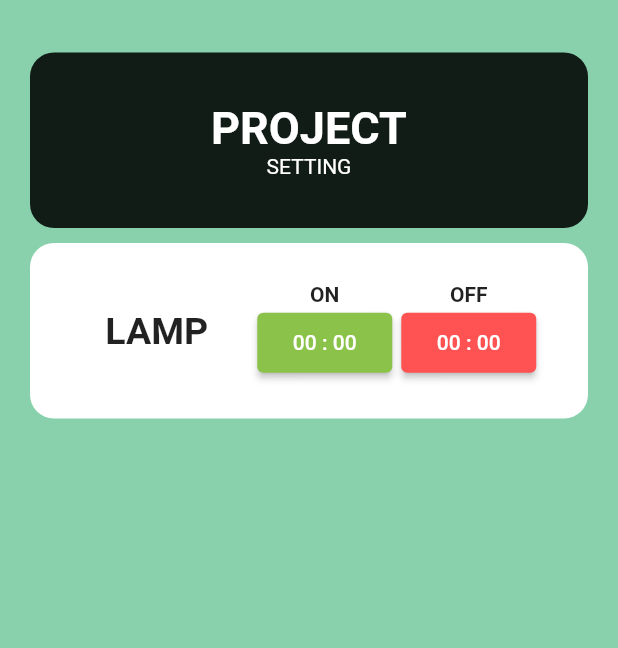
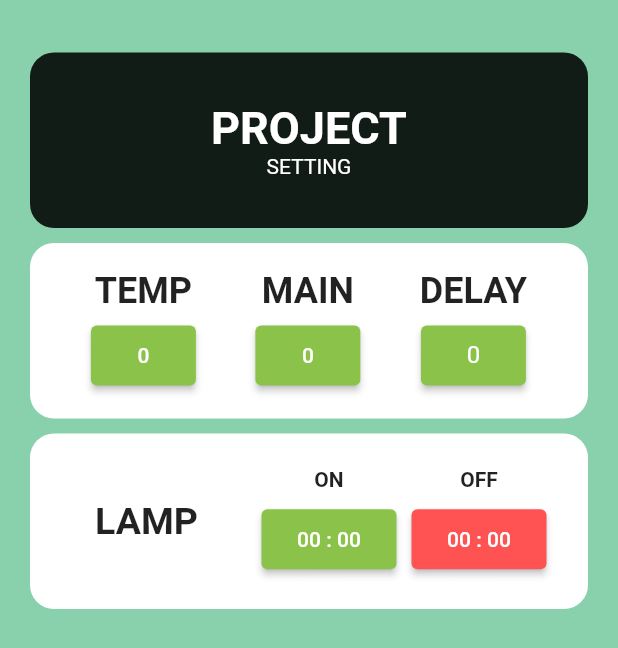
Before and after one commit to Bukharney/Fishcare, a Flutter app: the SettingsView screen opened directly, on a phone screen of 412 x 824 dp. Shown: the top 648 px of the screen. Run offline on Flutter 3.47's test engine with Material 2 defaults, Android fonts, the light colour scheme and no system bars; our stand-ins replace curved_navigation_bar, firebase_auth, firebase_core, firebase_database, fluttertoast, syncfusion_flutter_gauges and 1 more; accounts and stored records are empty.

Commit message:
final-30-6

```diff
--- a/lib/views/profile_view.dart
+++ b/lib/views/profile_view.dart
@@ -100,7 +100,7 @@ class _ProfileViewState extends State<ProfileView> {
                           borderRadius: BorderRadius.circular(16)),
                       child: Center(
                         child: Column(
-                          mainAxisAlignment: MainAxisAlignment.center,
+                          mainAxisAlignment: MainAxisAlignment.spaceEvenly,
                           children: [
                             Text(
                               'ACCOUNT',
@@ -109,7 +109,6 @@ class _ProfileViewState extends State<ProfileView> {
                                   fontWeight: FontWeight.bold,
                                   color: Colors.black),
                             ),
-                            SizedBox(height: 10),
                             ElevatedButton(
                               style: ElevatedButton.styleFrom(
                                   minimumSize: Size(200, 40),
@@ -244,7 +243,6 @@ class _ProfileViewState extends State<ProfileView> {
                               },
                               child: Text('CHANGE PASSWORD'),
                             ),
-                            SizedBox(height: 10),
                             ElevatedButton(
                               style: ElevatedButton.styleFrom(
                                   minimumSize: Size(200, 40),
@@ -301,7 +299,6 @@ class _ProfileViewState extends State<ProfileView> {
                               },
                               child: Text('SIGN OUT'),
                             ),
-                            SizedBox(height: 10),
                             ElevatedButton(
                               style: ElevatedButton.styleFrom(
                                   minimumSize: Size(200, 40),
--- a/lib/views/setings_view.dart
+++ b/lib/views/setings_view.dart
@@ -4,7 +4,7 @@ import 'dart:async';
 
 import 'package:firebase_database/firebase_database.dart';
 import 'package:fish_care/widget/setlamp.dart';
-import 'package:fish_care/widget/settemp.dart';
+import 'package:fish_care/widget/source.dart';
 import 'package:flutter/material.dart';
 import 'package:intl/intl.dart';
 
@@ -21,6 +21,7 @@ class _SettingsViewState extends State<SettingsView> {
   late Timer _timer;
   var now = DateTime.now();
   List<int> time = <int>[0, 0, 0, 0];
+  List<int> source = <int>[0, 0, 0];
 
   @override
   void initState() {
@@ -42,6 +43,13 @@ class _SettingsViewState extends State<SettingsView> {
         time[1] = event.snapshot.child('LEDONM/').value as int;
         time[2] = event.snapshot.child('LEDOFFH/').value as int;
         time[3] = event.snapshot.child('LEDOFFM/').value as int;
+        source[2] = event.snapshot.child('DLAY/').value as int;
+      });
+    });
+    _snap = _database.child('STATUSNODE').onValue.listen((event) {
+      setState(() {
+        source[0] = event.snapshot.child('MAIN/').value as int;
+        source[1] = event.snapshot.child('TEMP/').value as int;
       });
     });
   }
@@ -93,6 +101,10 @@ class _SettingsViewState extends State<SettingsView> {
                         const SizedBox(
                           height: 10,
                         ),
+                        Mornitor(source: source),
+                        const SizedBox(
+                          height: 10,
+                        ),
                         LampSettings(lamp: time),
                         const SizedBox(
                           height: 10,
--- a/lib/widget/change.dart
+++ b/lib/widget/change.dart
@@ -34,9 +34,9 @@ class _ChangeState extends State<Change> {
               mainAxisAlignment: MainAxisAlignment.center,
               mainAxisSize: MainAxisSize.min,
               children: [
-                const Text(
-                  'CHANGE',
-                  style: TextStyle(fontWeight: FontWeight.w600),
+                Text(
+                  'CHANGE : ${change[0]}',
+                  style: const TextStyle(fontWeight: FontWeight.w600),
                 ),
                 const SizedBox(
                   height: 10,
--- a/lib/widget/day.dart
+++ b/lib/widget/day.dart
@@ -108,9 +108,9 @@ class _DayState extends State<Day> {
                   child: Column(
                     children: [
                       Padding(
-                        padding: EdgeInsets.all(0.0),
+                        padding: const EdgeInsets.all(0.0),
                         child: Text(
-                          '${now.difference(date0[0]).inDays + 1}',
+                          '${now.difference(date0[0]).inDays}',
                           style: const TextStyle(
                               fontSize: 60,
                               fontWeight: FontWeight.w600,
--- a/lib/widget/setlamp.dart
+++ b/lib/widget/setlamp.dart
@@ -31,7 +31,7 @@ class _LampSettingsState extends State<LampSettings> {
         child: Padding(
           padding: const EdgeInsets.only(right: 10),
           child: Row(
-            mainAxisAlignment: MainAxisAlignment.center,
+            mainAxisAlignment: MainAxisAlignment.spaceEvenly,
             children: [
               Container(
                 padding: const EdgeInsets.all(8.0),
@@ -46,17 +46,16 @@ class _LampSettingsState extends State<LampSettings> {
                   ],
                 ),
               ),
-              const SizedBox(
-                width: 2,
+              Row(
+                children: [
+                  Column(
+                    mainAxisAlignment: MainAxisAlignment.center,
+                    children: [
+                      const Padding(
+                        padding: EdgeInsets.only(bottom: 8),
+                        child: Text('ON',
+                            style: TextStyle(fontWeight: FontWeight.bold)),
                       ),
-              Padding(
-                padding: const EdgeInsets.all(5.0),
-                child: Column(
-                  mainAxisAlignment: MainAxisAlignment.center,
-                  mainAxisSize: MainAxisSize.min,
-                  children: [
-                    const Text('ON',
-                        style: TextStyle(fontWeight: FontWeight.bold)),
                       ElevatedButton(
                         onPressed: () async {
                           final newTime = await showTimePicker(
@@ -70,7 +69,8 @@ class _LampSettingsState extends State<LampSettings> {
                             timeOn = newTime;
                           });
                           try {
-                          await _database.update({'FISH/LEDONH/': timeOn.hour});
+                            await _database
+                                .update({'FISH/LEDONH/': timeOn.hour});
                             await _database
                                 .update({'FISH/LEDONM/': timeOn.minute});
                           } catch (e) {
@@ -90,18 +90,17 @@ class _LampSettingsState extends State<LampSettings> {
                       ),
                     ],
                   ),
+                  const SizedBox(
+                    width: 10,
                   ),
-              const SizedBox(
-                width: 1,
+                  Column(
+                    mainAxisAlignment: MainAxisAlignment.center,
+                    children: [
+                      const Padding(
+                        padding: EdgeInsets.only(bottom: 8),
+                        child: Text('OFF',
+                            style: TextStyle(fontWeight: FontWeight.bold)),
                       ),
-              Padding(
-                padding: const EdgeInsets.all(0.0),
-                child: Column(
-                  mainAxisAlignment: MainAxisAlignment.end,
-                  mainAxisSize: MainAxisSize.min,
-                  children: [
-                    const Text('OFF',
-                        style: TextStyle(fontWeight: FontWeight.bold)),
                       ElevatedButton(
                         onPressed: () async {
                           final newTime = await showTimePicker(
@@ -137,6 +136,7 @@ class _LampSettingsState extends State<LampSettings> {
                       ),
                     ],
                   ),
+                ],
               ),
             ],
           ),
--- /dev/null
+++ b/lib/widget/source.dart
@@ -0,0 +1,136 @@
+import 'package:firebase_database/firebase_database.dart';
+import 'package:fish_care/utilities/show_error_dialog.dart';
+import 'package:flutter/material.dart';
+
+class Mornitor extends StatefulWidget {
+  final List source;
+  const Mornitor({Key? key, required this.source}) : super(key: key);
+
+  @override
+  State<Mornitor> createState() => _MornitorState(source);
+}
+
+class _MornitorState extends State<Mornitor> {
+  List source;
+  _MornitorState(this.source);
+  final _database = FirebaseDatabase.instance.ref();
+  final _controller1 = TextEditingController();
+
+  @override
+  Widget build(BuildContext context) {
+    return Container(
+      padding: const EdgeInsets.all(1.0),
+      constraints: BoxConstraints.expand(
+        height: Theme.of(context).textTheme.headline4!.fontSize! * 0.5 + 100.0,
+      ),
+      decoration: BoxDecoration(
+          color: Colors.white, borderRadius: BorderRadius.circular(16)),
+      child: Center(
+        child: Row(
+          mainAxisAlignment: MainAxisAlignment.spaceEvenly,
+          children: [
+            Column(
+              mainAxisAlignment: MainAxisAlignment.center,
+              children: [
+                const Text(
+                  'TEMP',
+                  style: TextStyle(
+                    fontWeight: FontWeight.w600,
+                    fontSize: 24,
+                  ),
+                ),
+                const SizedBox(
+                  height: 5,
+                ),
+                ElevatedButton(
+                  style: ElevatedButton.styleFrom(
+                    primary: Colors.lightGreen,
+                    maximumSize: const Size(70, 40),
+                  ),
+                  onPressed: () {},
+                  child: Center(
+                    child: Text('${source[1]}'),
+                  ),
+                ),
+              ],
+            ),
+            Column(
+              mainAxisAlignment: MainAxisAlignment.center,
+              children: [
+                const Text(
+                  'MAIN',
+                  style: TextStyle(
+                    fontWeight: FontWeight.w600,
+                    fontSize: 24,
+                  ),
+                ),
+                const SizedBox(
+                  height: 5,
+                ),
+                ElevatedButton(
+                  style: ElevatedButton.styleFrom(
+                      primary: Colors.lightGreen,
+                      maximumSize: const Size(70, 40)),
+                  onPressed: () {},
+                  child: Center(
+                    child: Text('${source[0]}'),
+                  ),
+                ),
+              ],
+            ),
+            Column(
+              mainAxisAlignment: MainAxisAlignment.center,
+              children: [
+                const Text(
+                  'DELAY',
+                  style: TextStyle(
+                    fontWeight: FontWeight.w600,
+                    fontSize: 24,
+                  ),
+                ),
+                const SizedBox(
+                  height: 5,
+                ),
+                ElevatedButton(
+                  style: ElevatedButton.styleFrom(
+                      primary: Colors.lightGreen,
+                      maximumSize: const Size(70, 40)),
+                  onPressed: () {},
+                  child: Center(
+                    child: TextField(
+                      controller: _controller1,
+                      cursorColor: Colors.white,
+                      textAlignVertical: TextAlignVertical.center,
+                      textAlign: TextAlign.center,
+                      style: const TextStyle(color: Colors.white),
+                      keyboardType: TextInputType.number,
+                      showCursor: true,
+                      decoration: InputDecoration(
+                        label: Center(
+                          child: Text('${source[2]}'),
+                        ),
+                        focusColor: Colors.white,
+                        border: InputBorder.none,
+                        labelStyle: const TextStyle(color: Colors.white),
+                        floatingLabelStyle:
+                            const TextStyle(color: Colors.transparent),
+                      ),
+                      onSubmitted: (value) async {
+                        try {
+                          await _database
+                              .update({'FISH/DLAY/': double.parse(value)});
+                        } catch (e) {
+                          showErrorDialog(context, e.toString());
+                        }
+                      },
+                    ),
+                  ),
+                ),
+              ],
+            )
+          ],
+        ),
+      ),
+    );
+  }
+}
```
Also changed, not shown: lib/widget/pump.dart (+2 -16 lines), lib/widget/settemp.dart (deleted, +0 -157 lines), lib/widget/temp.dart (+8 -8 lines), 1 other file. Lines whose indentation alone changed are shown as unchanged.
